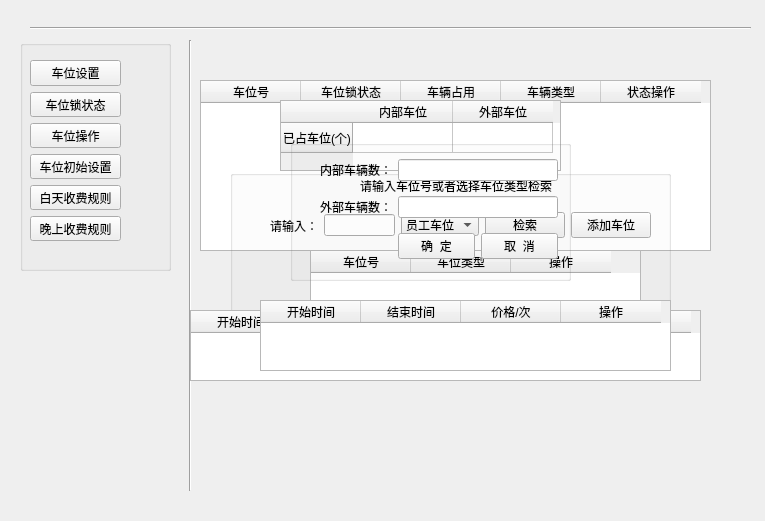
This is Python_tensorflow_LicensePlate/front/seatManage.ui in handsomeyaqiang/plate_number_of_company_parking_lot as Qt 5 draws it before an edit. The edited form follows.
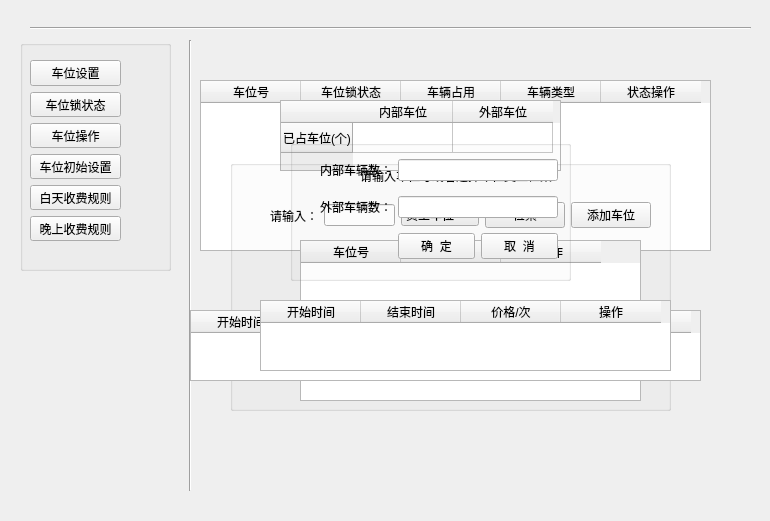
This is the edited form.

Patch:
```diff
--- a/Python_tensorflow_LicensePlate/front/seatManage.ui
+++ b/Python_tensorflow_LicensePlate/front/seatManage.ui
@@ -6,7 +6,7 @@
    <rect>
     <x>0</x>
     <y>0</y>
-    <width>765</width>
+    <width>770</width>
     <height>521</height>
    </rect>
   </property>
@@ -183,9 +183,9 @@
    <property name="geometry">
     <rect>
      <x>230</x>
-     <y>170</y>
+     <y>160</y>
      <width>441</width>
-     <height>211</height>
+     <height>251</height>
     </rect>
    </property>
    <property name="title">
@@ -194,10 +194,10 @@
    <widget class="QTableWidget" name="tableWidget_4">
     <property name="geometry">
      <rect>
-      <x>80</x>
+      <x>70</x>
       <y>80</y>
-      <width>331</width>
-      <height>111</height>
+      <width>341</width>
+      <height>161</height>
      </rect>
     </property>
     <column>
```
